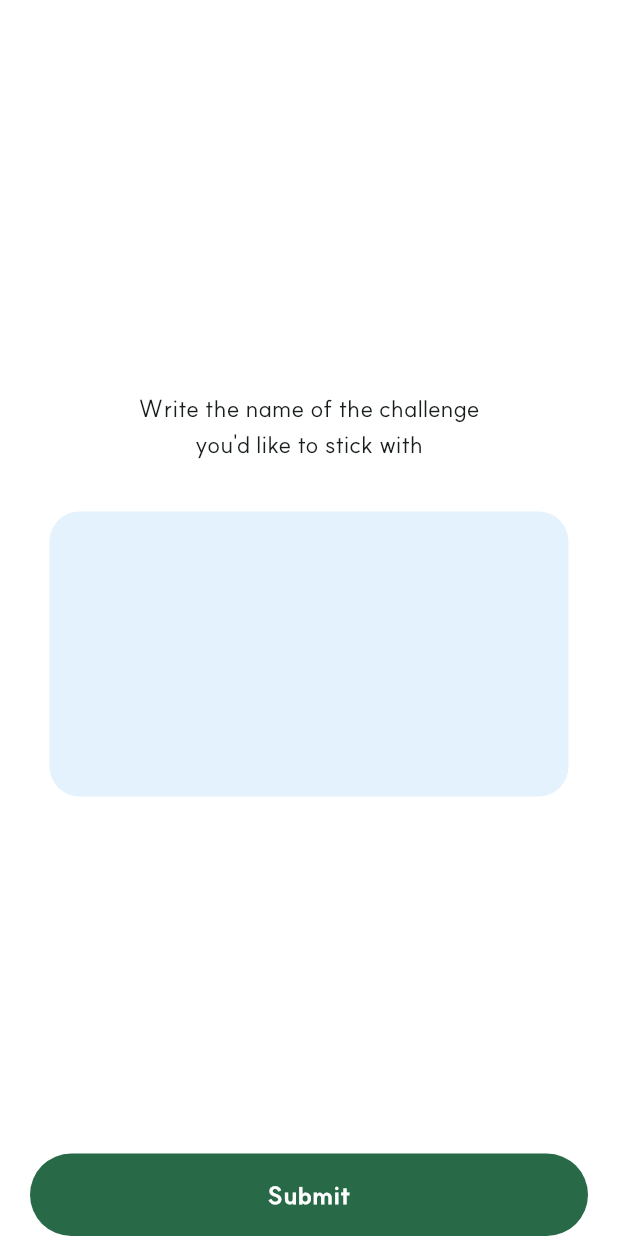
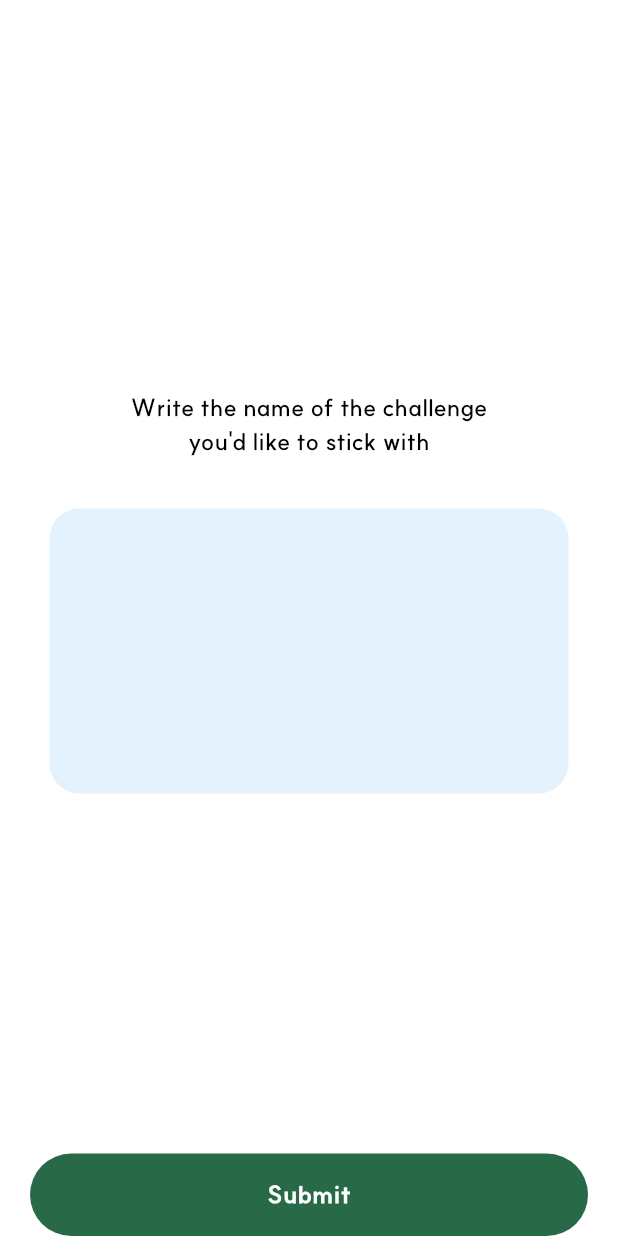
Before and after one commit to zimkjh/BetterThanYesterday, a Flutter app: the screen it shows after launch, on a phone screen of 412 x 824 dp. Run offline on Flutter 3.47's test engine with Material 3 defaults, Android fonts, the phone set to English and light mode, and no system bars; our stand-ins replace get, get_storage; project files that could hold a hidden picture were left out.

Commit message:
Refactor text style to use centralized text theme from 'text_theme.dart

```diff
--- a/lib/app/core/theme/text_theme.dart
+++ b/lib/app/core/theme/text_theme.dart
@@ -6,6 +6,12 @@ final TextStyle title1 = TextStyle(
   fontWeight: FontWeight.w700,
 );
 
+final TextStyle title2 = TextStyle(
+  color: Colors.black,
+  fontSize: 16,
+  fontWeight: FontWeight.w600,
+);
+
 final TextStyle content1 = TextStyle(
   color: Colors.black,
   fontSize: 20,
--- a/lib/app/modules/intro/cta_button.dart
+++ b/lib/app/modules/intro/cta_button.dart
@@ -1,3 +1,4 @@
+import 'package:bty/app/core/theme/text_theme.dart';
 import 'package:bty/app/modules/intro/controller.dart';
 import 'package:flutter/material.dart';
 import 'package:get/get.dart';
@@ -18,10 +19,10 @@ class CtaButton extends GetView<IntroController> {
         child: Center(
           child: Text(
             'intro_cta_button'.tr,
-            style: Theme.of(context).textTheme.titleMedium?.copyWith(
-                  color: Colors.white,
-                  fontWeight: FontWeight.w800,
-                ),
+            style: title2.copyWith(
+              color: Colors.white,
+              fontWeight: FontWeight.w800,
+            ),
           ),
         ),
       ),
--- a/lib/app/modules/intro/page.dart
+++ b/lib/app/modules/intro/page.dart
@@ -1,3 +1,4 @@
+import 'package:bty/app/core/theme/text_theme.dart';
 import 'package:bty/app/modules/intro/cta_button.dart';
 import 'package:bty/app/modules/intro/input_box.dart';
 import 'package:flutter/material.dart';
@@ -13,7 +14,7 @@ class IntroPage extends StatelessWidget {
           SizedBox(height: 260),
           Text(
             'intro_write_goal'.tr,
-            style: Theme.of(context).textTheme.titleMedium,
+            style: title2,
             textAlign: TextAlign.center,
           ),
           InputBox(),
```
